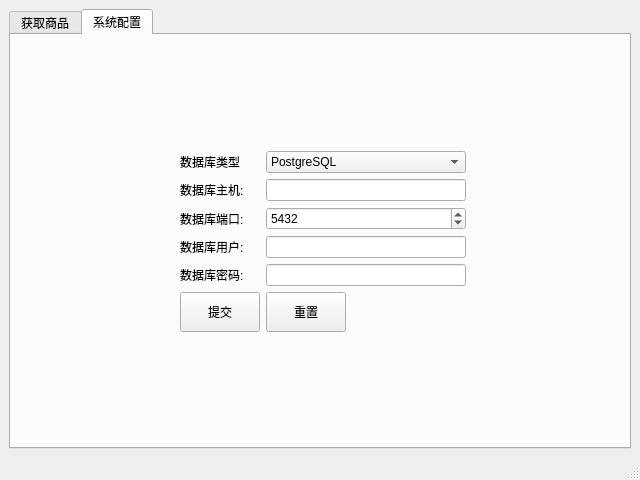
Old version of the form ui/home.ui in the repository izerui/temu-spider.
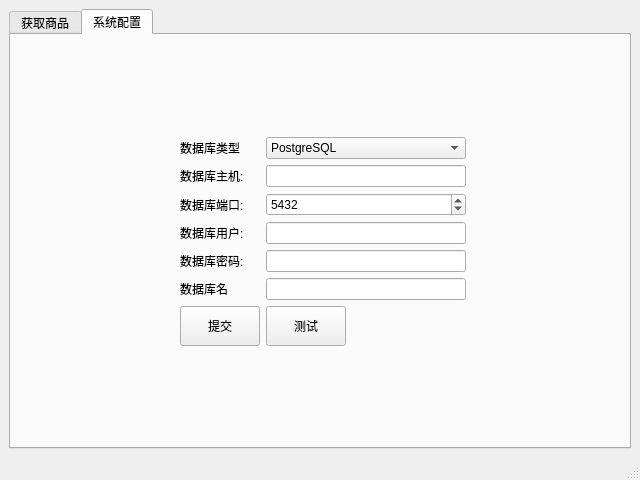
New version of the form. The open tabs and pages were chosen to show the change.

Diff of the .ui file:
```diff
--- a/ui/home.ui
+++ b/ui/home.ui
@@ -195,7 +195,23 @@
             </property>
            </widget>
           </item>
-          <item row="5" column="0">
+          <item row="6" column="1">
+           <widget class="QPushButton" name="pushButton_5">
+            <property name="minimumSize">
+             <size>
+              <width>0</width>
+              <height>40</height>
+             </size>
+            </property>
+            <property name="cursor">
+             <cursorShape>PointingHandCursor</cursorShape>
+            </property>
+            <property name="text">
+             <string>测试</string>
+            </property>
+           </widget>
+          </item>
+          <item row="6" column="0">
            <widget class="QPushButton" name="pushButton_4">
             <property name="minimumSize">
              <size>
@@ -208,17 +224,21 @@
             </property>
            </widget>
           </item>
+          <item row="5" column="0">
+           <widget class="QLabel" name="Label">
+            <property name="text">
+             <string>数据库名</string>
+            </property>
+           </widget>
+          </item>
           <item row="5" column="1">
-           <widget class="QPushButton" name="pushButton_5">
+           <widget class="QLineEdit" name="database">
             <property name="minimumSize">
              <size>
-              <width>0</width>
-              <height>40</height>
+              <width>200</width>
+              <height>0</height>
              </size>
             </property>
-            <property name="text">
-             <string>重置</string>
-            </property>
            </widget>
           </item>
          </layout>
```
Left out of the diff: 30 changed lines with no effect on the pictures.
